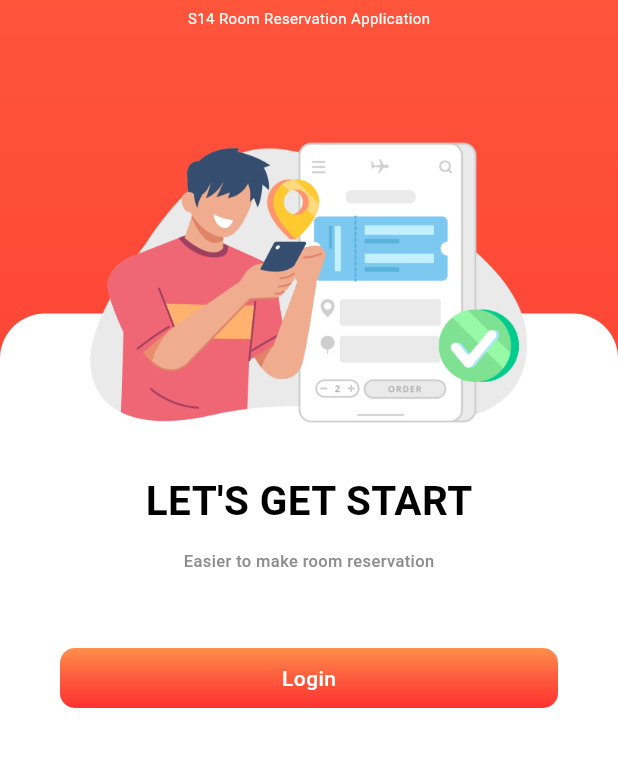
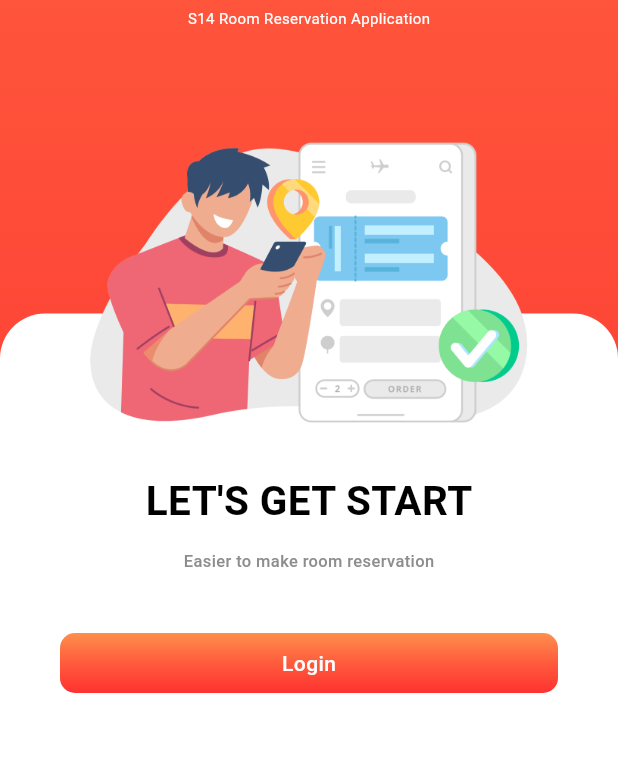
Before and after one commit to kayjirat/JongHong, a Flutter app: the screen it shows after launch, on a phone screen of 412 x 824 dp, the part 384-1151 px from its top. Run offline on Flutter 3.47's test engine with Material 3 defaults, Android fonts, the phone set to English and light mode, and no system bars; our stand-ins replace cloud_firestore, firebase_auth, firebase_core, google_sign_in; accounts and stored records are empty; Roboto replaces fonts that are missing (Poppins).

Commit message:
[EDIT] login page

```diff
--- a/jonghong/lib/pages/home_page.dart
+++ b/jonghong/lib/pages/home_page.dart
@@ -254,7 +254,7 @@ class _HomepageState extends State<Homepage> {
                             }
                           },
                           child: Padding(
-                            padding: const EdgeInsets.only(top: 30.0),
+                            padding: const EdgeInsets.only(top: 20.0),
                             child: Container(
                               width: double.infinity,
                               padding: const EdgeInsets.symmetric(
```
